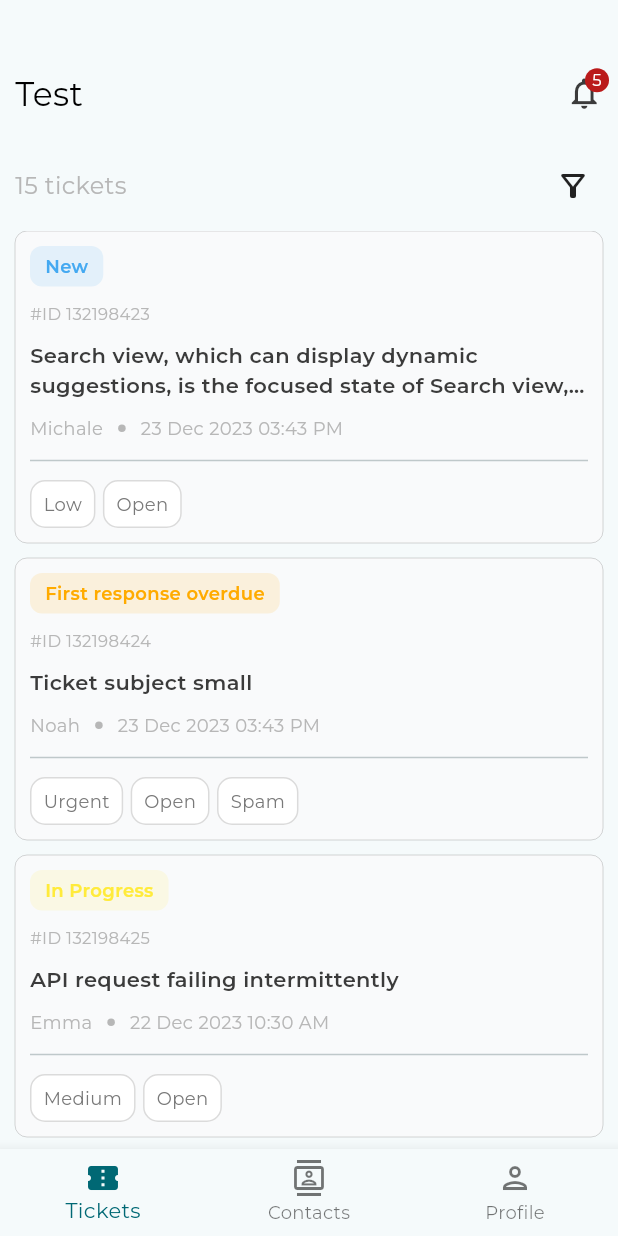
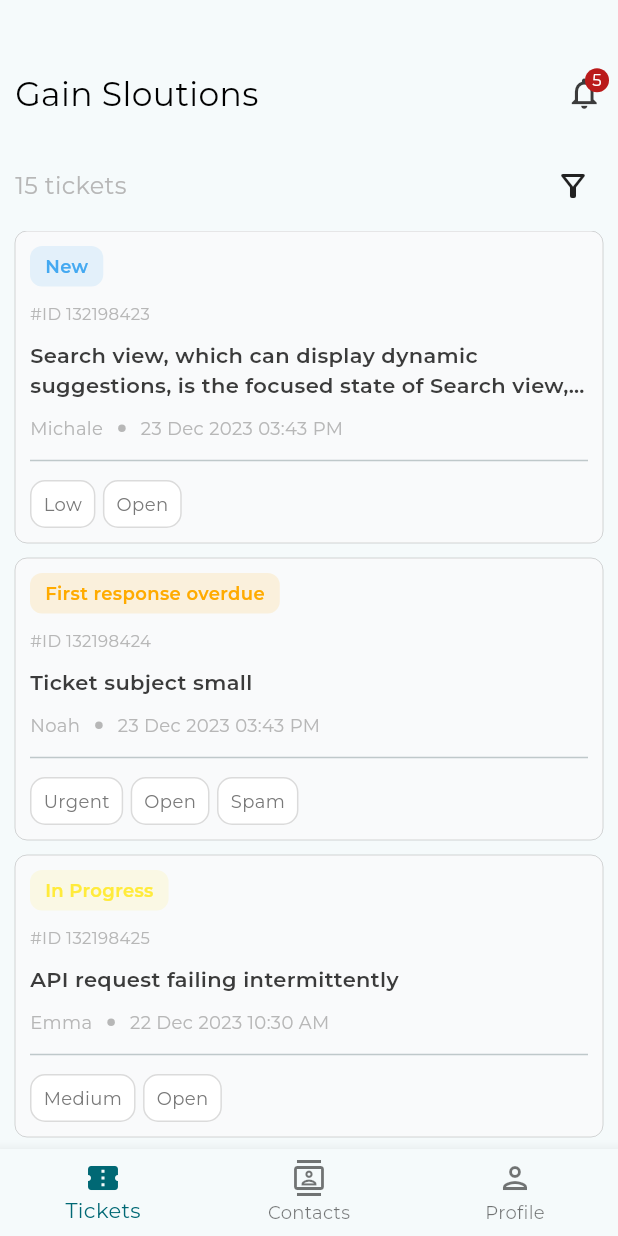
Before and after one commit to tofa029/gsl_task, a Flutter app: the screen it shows after launch, on a phone screen of 412 x 824 dp. Run offline on Flutter 3.47's test engine with Material 3 defaults, Android fonts, the phone set to English and light mode, and no system bars; our stand-ins replace get; accounts and stored records are empty.

Commit message:
Update ticket_screen.dart
Appbar title change to the provided in ui

```diff
--- a/lib/pages/tickets/ticket_screen.dart
+++ b/lib/pages/tickets/ticket_screen.dart
@@ -13,7 +13,7 @@ class TicketsScreen extends StatelessWidget {
       body: Column(
         children: [
           30.ph,
-          CustomAppBar(title: 'Test',showNotification: true),
+          CustomAppBar(title: 'Gain Sloutions',showNotification: true),
           Expanded(
             child: Obx(() {
               if (viewModel.model.tickets.isEmpty) {
```
